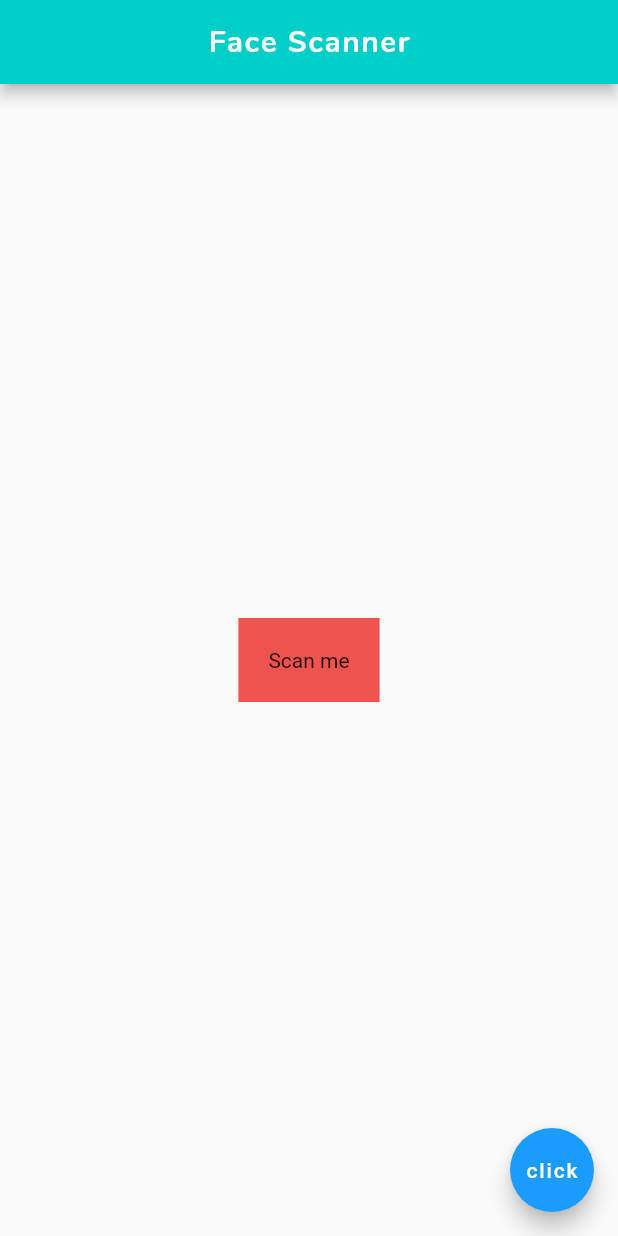
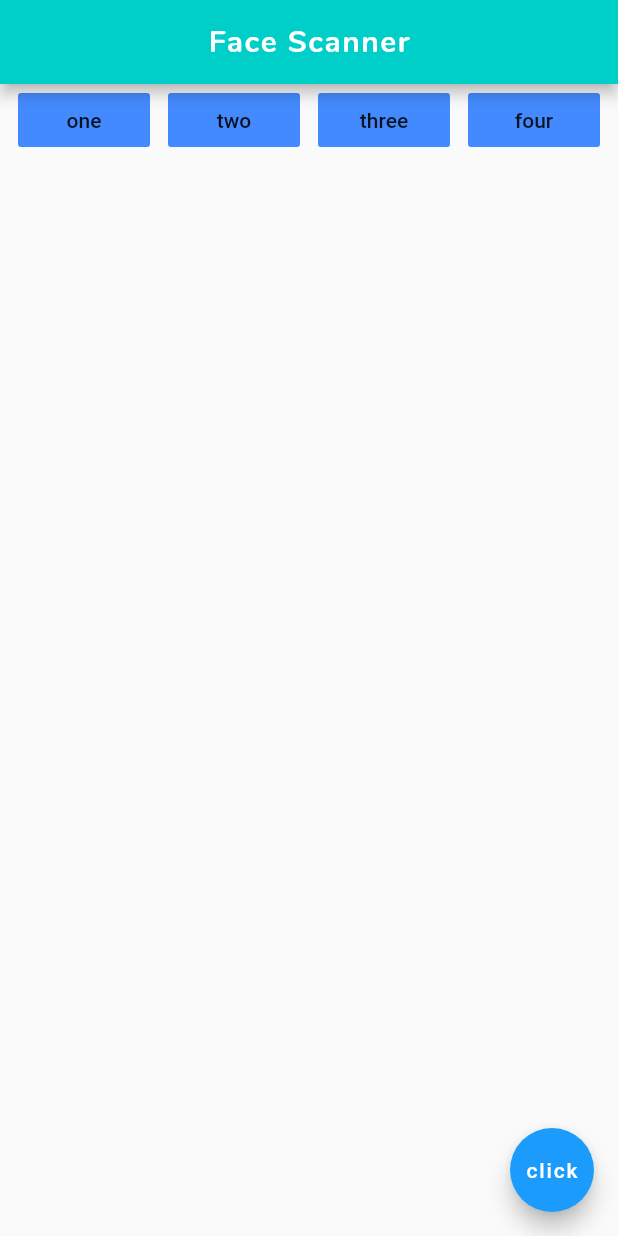
Before and after one commit to sachinthadilshandisanayaka/testing, a Flutter app: the screen it shows after launch, on a phone screen of 412 x 824 dp. Run offline on Flutter 3.47's test engine with Material 2 defaults, Android fonts, the phone set to English and light mode, and no system bars.

Commit message:
added Row widget

```diff
--- a/lib/main.dart
+++ b/lib/main.dart
@@ -22,13 +22,35 @@ class Home extends StatelessWidget {
         backgroundColor: Color.fromRGBO(0, 206, 201, 1.0),
         centerTitle: true,
       ),
-      body: Center(
-        child: Container(
-          margin: EdgeInsets.symmetric(horizontal: 40.0, vertical: 40.0),
-          padding: EdgeInsets.symmetric(horizontal: 20.0, vertical: 20.0),
-          color: Colors.red[400],
-          child: Text('Scan me'),
-        ),
+      body: Row(
+        mainAxisAlignment: MainAxisAlignment.spaceEvenly, // ->
+        crossAxisAlignment: CrossAxisAlignment.center, // |
+        children: <Widget>[
+          FlatButton(
+            // cant use FloatingButton, no access to 'child'
+            onPressed: () {},
+            color: Colors.blueAccent,
+            child: Text('one'),
+          ),
+          FlatButton(
+            // cant use FloatingButton, no access to 'child'
+            onPressed: () {},
+            color: Colors.blueAccent,
+            child: Text('two'),
+          ),
+          FlatButton(
+            // cant use FloatingButton, no access to 'child'
+            onPressed: () {},
+            color: Colors.blueAccent,
+            child: Text('three'),
+          ),
+          FlatButton(
+            // cant use FloatingButton, no access to 'child'
+            onPressed: () {},
+            color: Colors.blueAccent,
+            child: Text('four'),
+          ),
+        ],
       ),
       floatingActionButton: FloatingActionButton(
         onPressed: () {},
```
